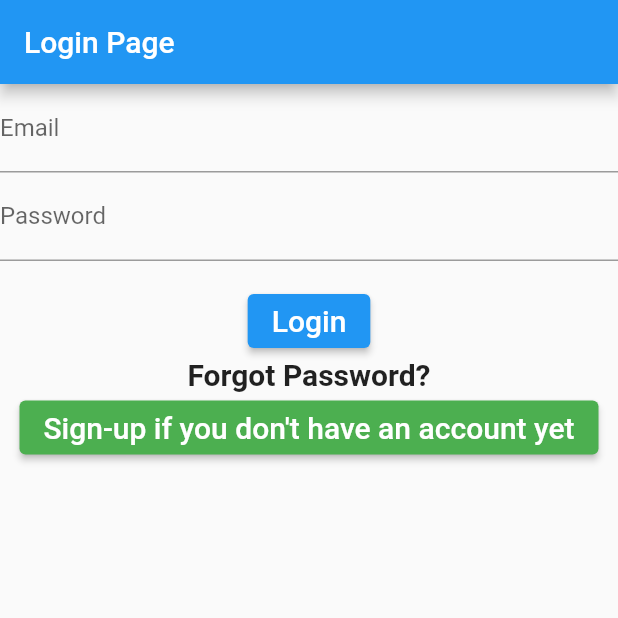
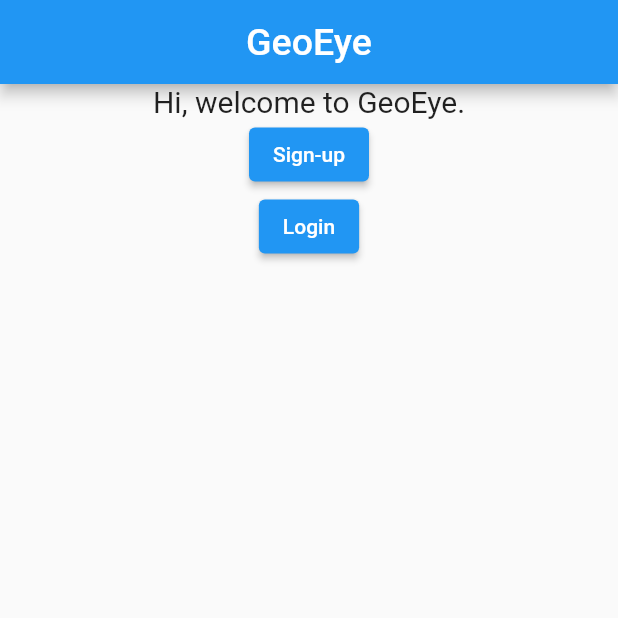
Before and after one commit to Y3-Project/GeoEyeApp, a Flutter app: the screen it shows after launch, on a phone screen of 412 x 824 dp, the top half of it. Run offline on Flutter 3.47's test engine with Material 2 defaults, Android fonts, the phone set to English and light mode, and no system bars; our stand-ins replace email_validator, firebase_auth, firebase_core; accounts and stored records are empty.

Commit message:
made modifications

```diff
--- a/lib/forgot_password_page.dart
+++ b/lib/forgot_password_page.dart
@@ -22,15 +22,16 @@ class _ForgotPasswordPageState extends State<ForgotPasswordPage> {
   Widget build(BuildContext context) {
     return Scaffold(
       appBar: AppBar(
+        centerTitle: true,
         backgroundColor: Colors.black,
         elevation: 0,
-        title: const Text("Reset Password"),
+        title: const Text("Reset Password", style: TextStyle(fontSize: 25)),
       ),
       body: Padding(
         padding: EdgeInsets.all(16),
         child: Column(mainAxisAlignment: MainAxisAlignment.center, children: [
           Text(
-            "Receive an email to reset your password",
+            "Enter the email you signed-up with to reset your password",
             textAlign: TextAlign.center,
           ),
           TextFormField(
--- a/lib/main.dart
+++ b/lib/main.dart
@@ -1,6 +1,7 @@
 import 'package:flutter/material.dart';
 import 'package:flutter_app_firebase_login/decision_tree.dart';
 import 'package:firebase_core/firebase_core.dart';
+import 'package:flutter_app_firebase_login/welcome_page.dart';
 
 Future<void> main() async{
   WidgetsFlutterBinding.ensureInitialized();
@@ -15,7 +16,7 @@ class MyApp extends StatelessWidget {
   Widget build(BuildContext context) {
     return MaterialApp(
       debugShowCheckedModeBanner: false,
-      home: DecisionsTree(),
+      home: WelcomePage(),
     );
   }
 }
--- /dev/null
+++ b/lib/welcome_page.dart
@@ -0,0 +1,49 @@
+import 'package:firebase_auth/firebase_auth.dart';
+import 'package:flutter/material.dart';
+import 'package:flutter_app_firebase_login/create_account_page.dart';
+import 'package:flutter_app_firebase_login/login_page.dart';
+
+import 'home_page.dart';
+
+class WelcomePage extends StatefulWidget {
+  const WelcomePage({Key? key}) : super(key: key);
+
+  @override
+  State<WelcomePage> createState() => _WelcomePageState();
+}
+
+class _WelcomePageState extends State<WelcomePage> {
+  @override
+  Widget build(BuildContext context) {
+    return Scaffold(
+      body: Column(children: [
+        AppBar(
+          centerTitle: true,
+          title: Text('GeoEye', style: TextStyle(fontSize: 25)),
+        ),
+        Text(
+          'Hi, welcome to GeoEye.',
+          style: TextStyle(fontSize: 20),
+        ),
+        ElevatedButton(
+            onPressed: () {
+              Navigator.of(context).push(
+                MaterialPageRoute(
+                  builder: (context) => SignUpPage(onSignIn: (user) {}),
+                ),
+              );
+            },
+            child: Text('Sign-up')),
+        ElevatedButton(
+            onPressed: () {
+              Navigator.of(context).push(
+                MaterialPageRoute(
+                  builder: (context) => LoginPage(onSignIn: (user) {}),
+                ),
+              );
+            },
+            child: Text('Login'))
+      ]),
+    );
+  }
+}
```
Also changed, not shown: lib/create_account_page.dart (+94 -0 lines), lib/home_page.dart (+15 -6 lines), lib/login_page.dart (+48 -35 lines).
